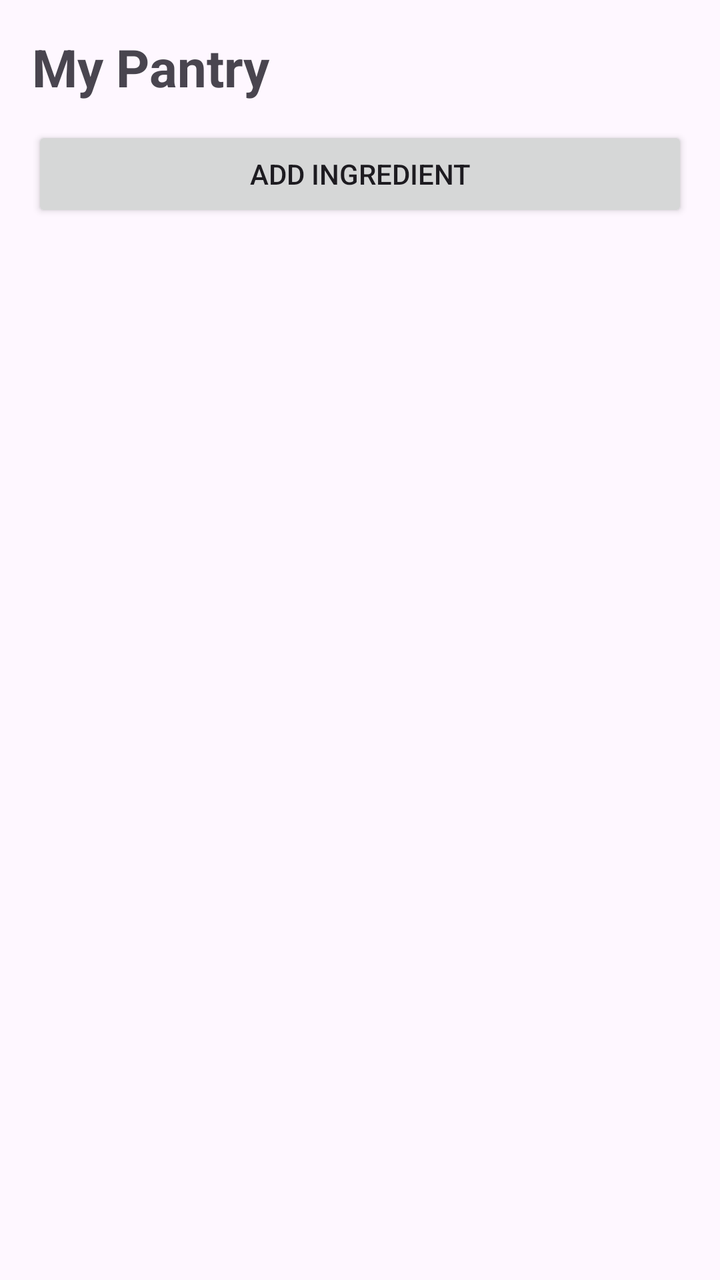
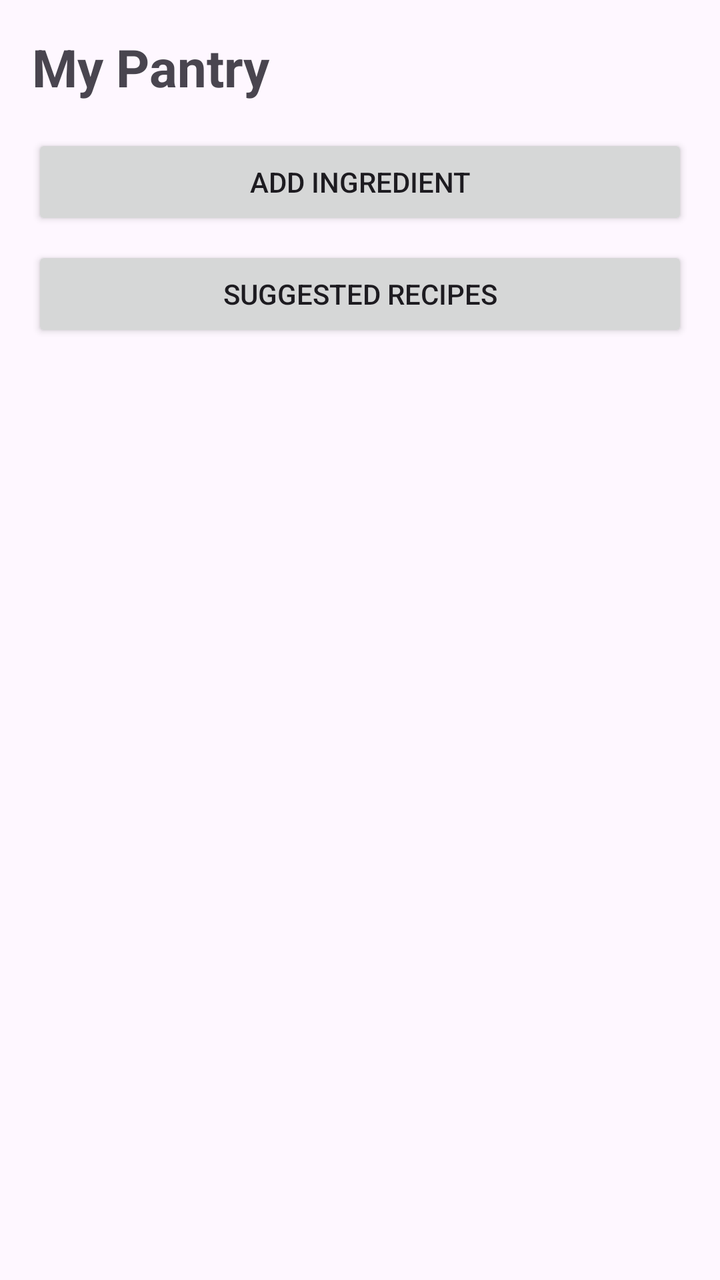

Before-and-after screenshots of an Android layout around one commit, followed by the original layout XML and the change that was made.
<!-- AndroidManifest.xml: application theme Theme.SmartPantryManager -->
<!-- res/layout/activity_main.xml -->
<?xml version="1.0" encoding="utf-8"?>
<LinearLayout xmlns:android="http://schemas.android.com/apk/res/android"
    xmlns:tools="http://schemas.android.com/tools"
    android:id="@+id/main"
    android:layout_width="match_parent"
    android:layout_height="match_parent"
    android:orientation="vertical"
    android:padding="16dp"
    tools:context=".MainActivity">

    
    <TextView
        android:id="@+id/tvTitle"
        android:layout_width="match_parent"
        android:layout_height="wrap_content"
        android:text="My Pantry"
        android:textSize="26sp"
        android:textStyle="bold" />

    
    <Button
        android:id="@+id/btnAddIngredient"
        android:layout_width="match_parent"
        android:layout_height="wrap_content"
        android:layout_marginTop="12dp"
        android:text="Add Ingredient" />

    
    <TextView
        android:id="@+id/tvEmptyMessage"
        android:layout_width="match_parent"
        android:layout_height="wrap_content"
        android:layout_marginTop="24dp"
        android:gravity="center"
        android:text="Your pantry is empty. Tap Add Ingredient to start."
        android:textSize="16sp"
        android:visibility="gone" />

    
    <androidx.recyclerview.widget.RecyclerView
        android:id="@+id/rvPantry"
        android:layout_width="match_parent"
        android:layout_height="0dp"
        android:layout_marginTop="12dp"
        android:layout_weight="1" />

</LinearLayout>
<!-- resources referenced by this layout -->
<resources>
  <style name="Theme.SmartPantryManager" parent="Base.Theme.SmartPantryManager" />
  <style name="Base.Theme.SmartPantryManager" parent="Theme.Material3.DayNight.NoActionBar">
          
          
      </style>
</resources>

<!-- the commit's change to res/layout/activity_main.xml (unified diff, before → after) -->
@@ -5,7 +5,6 @@
     android:layout_width="match_parent"
     android:layout_height="match_parent"
     android:orientation="vertical"
-    android:padding="16dp"
     tools:context=".MainActivity">
 
     
@@ -13,6 +12,7 @@
         android:id="@+id/tvTitle"
         android:layout_width="match_parent"
         android:layout_height="wrap_content"
+        android:layout_margin="16dp"
         android:text="My Pantry"
         android:textSize="26sp"
         android:textStyle="bold" />
@@ -22,15 +22,26 @@
         android:id="@+id/btnAddIngredient"
         android:layout_width="match_parent"
         android:layout_height="wrap_content"
-        android:layout_marginTop="12dp"
+        android:layout_marginStart="16dp"
+        android:layout_marginEnd="16dp"
         android:text="Add Ingredient" />
+
+    
+    <Button
+        android:id="@+id/btnSuggestedRecipes"
+        android:layout_width="match_parent"
+        android:layout_height="wrap_content"
+        android:layout_marginStart="16dp"
+        android:layout_marginTop="8dp"
+        android:layout_marginEnd="16dp"
+        android:text="Suggested Recipes" />
 
     
     <TextView
         android:id="@+id/tvEmptyMessage"
         android:layout_width="match_parent"
         android:layout_height="wrap_content"
-        android:layout_marginTop="24dp"
+        android:layout_margin="24dp"
         android:gravity="center"
         android:text="Your pantry is empty. Tap Add Ingredient to start."
         android:textSize="16sp"
@@ -41,7 +52,9 @@
         android:id="@+id/rvPantry"
         android:layout_width="match_parent"
         android:layout_height="0dp"
+        android:layout_marginStart="16dp"
         android:layout_marginTop="12dp"
+        android:layout_marginEnd="16dp"
         android:layout_weight="1" />
 
 </LinearLayout>
